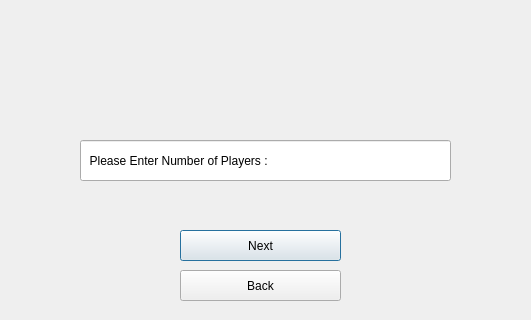
This is start.ui in Matin0789/Condottiere- as Qt 5 draws it before an edit; both pictures show x 130 to 661 and y 0 to 320 of the 800 by 601 pixel window. The edited form follows.
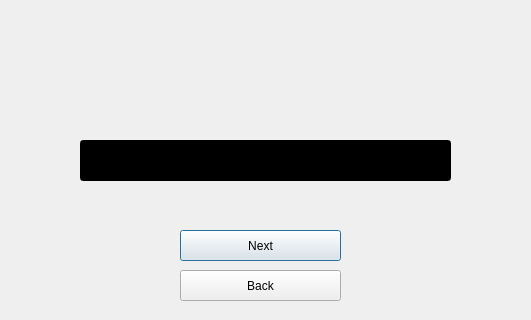
This is the edited form. Icons and pictures are not drawn.

Diff of the .ui file:
```diff
--- a/start.ui
+++ b/start.ui
@@ -65,6 +65,8 @@
    </property>
    <property name="styleSheet">
     <string notr="true">border-image: url(:/Description/Graphics/photos/white (1).jpg);
+color: rgb(0, 0, 0);
+background-color: rgb(0, 0, 0);
 font: 700 italic 9pt &quot;System&quot;;</string>
    </property>
    <property name="text">
```
Left out of the diff: 2 changed lines with no effect on the pictures.
